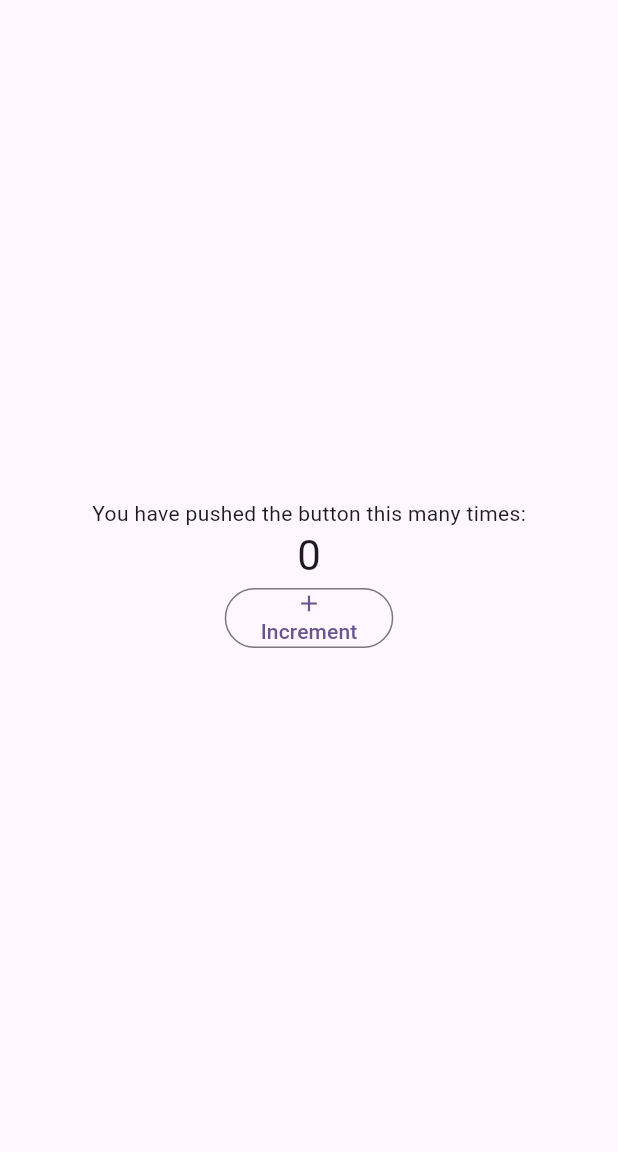
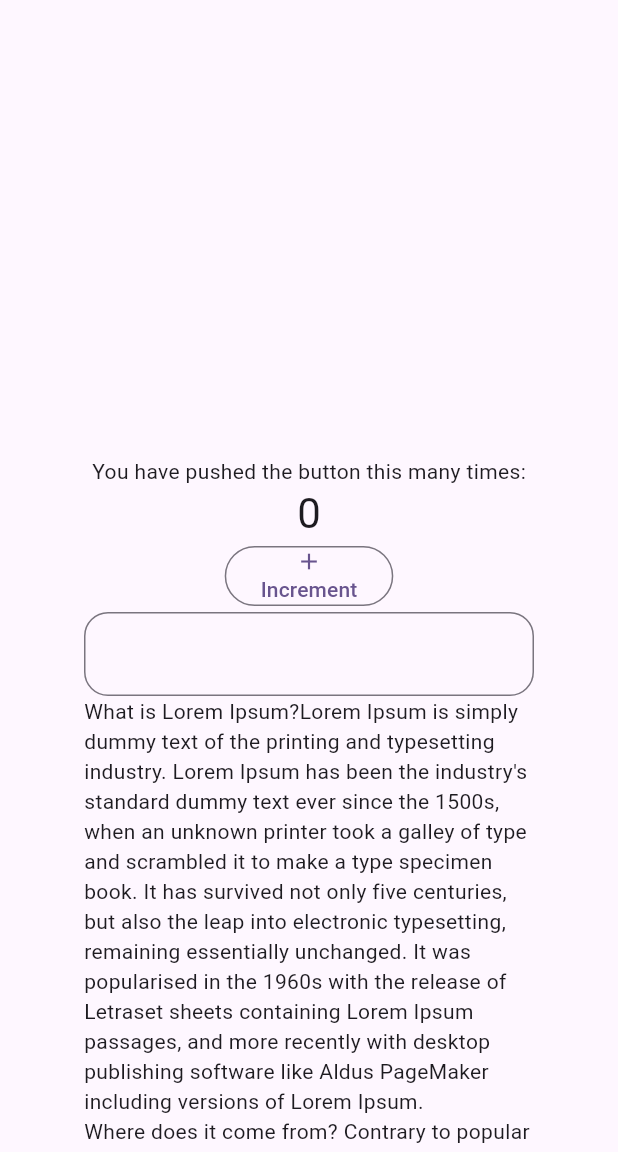
Before and after one commit to nikolaydymura/flutter_gherkin_toolkit, a Flutter app: the screen it shows after launch, on a phone screen of 412 x 824 dp, the part 84-1236 px from its top. Run offline on Flutter 3.47's test engine with Material 2 defaults, Android fonts, the phone set to English and light mode, and no system bars; our stand-ins replace flutter_bloc, get_it; missing offline and left inert: dart:ffi, gherkin, test.

```diff
--- a/example/lib/main.dart
+++ b/example/lib/main.dart
@@ -106,6 +106,7 @@ class _MyHomePageState extends State<MyHomePage> {
           // wireframe for each widget.
           mainAxisAlignment: MainAxisAlignment.center,
           children: <Widget>[
+            const Spacer(),
             const Text(
               'You have pushed the button this many times:',
             ),
@@ -122,7 +123,35 @@ class _MyHomePageState extends State<MyHomePage> {
                   Text('Increment'),
                 ],
               ),
-            )
+            ),
+            ConstrainedBox(
+              constraints: const BoxConstraints(maxWidth: 300),
+              child: TextField(
+                onChanged: (value) {},
+                decoration: const InputDecoration(
+                  border: OutlineInputBorder(
+                    borderRadius: BorderRadius.all(Radius.circular(16.0)),
+                  ),
+                ),
+              ),
+            ),
+            Expanded(
+              child: ConstrainedBox(
+                constraints: const BoxConstraints(maxWidth: 300),
+                child: ListView(
+                  children: [
+                    const Text(
+                        'What is Lorem Ipsum?Lorem Ipsum is simply dummy text of the printing and typesetting industry. Lorem Ipsum has been the industry\'s standard dummy text ever since the 1500s, when an unknown printer took a galley of type and scrambled it to make a type specimen book. It has survived not only five centuries, but also the leap into electronic typesetting, remaining essentially unchanged. It was popularised in the 1960s with the release of Letraset sheets containing Lorem Ipsum passages, and more recently with desktop publishing software like Aldus PageMaker including versions of Lorem Ipsum.'),
+                    const Text(
+                        'Where does it come from? Contrary to popular belief, Lorem Ipsum is not simply random text. It has roots in a piece of classical Latin literature from 45 BC, making it over 2000 years old. Richard McClintock, a Latin professor at Hampden-Sydney College in Virginia, looked up one of the more obscure Latin words, consectetur, from a Lorem Ipsum passage, and going through the cites of the word in classical literature, discovered the undoubtable source. Lorem Ipsum comes from sections 1.10.32 and 1.10.33 of "de Finibus Bonorum et Malorum" (The Extremes of Good and Evil) by Cicero, written in 45 BC. This book is a treatise on the theory of ethics, very popular during the Renaissance. The first line of Lorem Ipsum, "Lorem ipsum dolor sit amet..", comes from a line in section 1.10.32.'),
+                    TextButton(
+                      onPressed: () {},
+                      child: const Text('Hello'),
+                    ),
+                  ],
+                ),
+              ),
+            ),
           ],
         ),
       ), // This trailing comma makes auto-formatting nicer for build methods.
--- a/lib/src/widget_configuration.dart
+++ b/lib/src/widget_configuration.dart
@@ -2,6 +2,7 @@ import 'package:gherkin/gherkin.dart';
 
 import '../flutter_gherkin_toolkit.dart';
 import 'steps/golden_step.dart';
+import 'steps/scroll_step.dart';
 import 'steps/tap_on_icon_step.dart';
 
 class WidgetTestConfiguration extends TestConfiguration {
@@ -13,12 +14,14 @@ class WidgetTestConfiguration extends TestConfiguration {
             ...TapOnIconStepFactory().stepDefinitions,
             GoldenStep(),
             andWidgetWait(),
+            ScrollStep(),
             ...steps
           ],
           featurePath: featurePath,
           customStepParameterDefinitions: [
             WidgetTypeParameter(),
             IconDataParameter(),
+            DoubleParameter(),
             ElementAnchorParameter()
           ],
         );
```
Also changed, not shown: lib/src/advanced_widget_tester.dart (added, +20 -0 lines), lib/src/parameters/widget_parameters.dart (+13 -0 lines), lib/src/steps/scroll_step.dart (added, +14 -0 lines), 1 other file.
